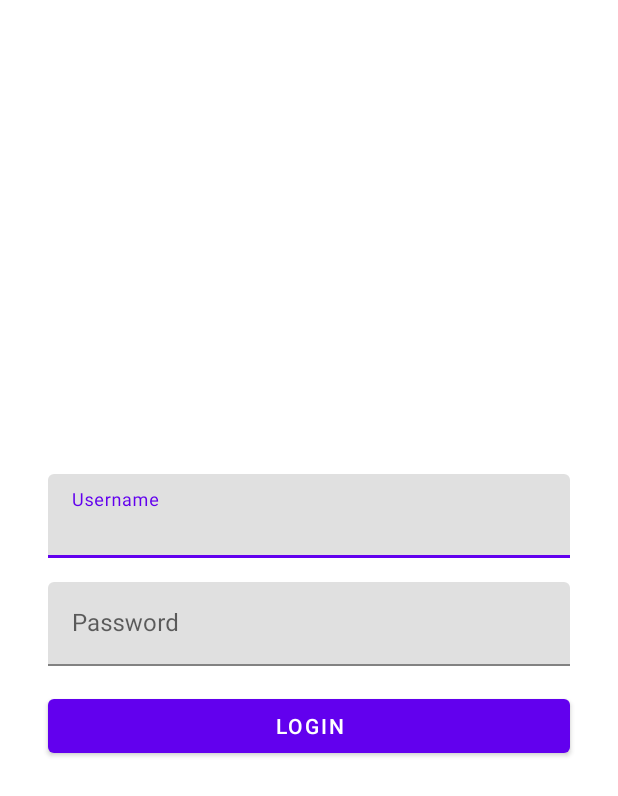
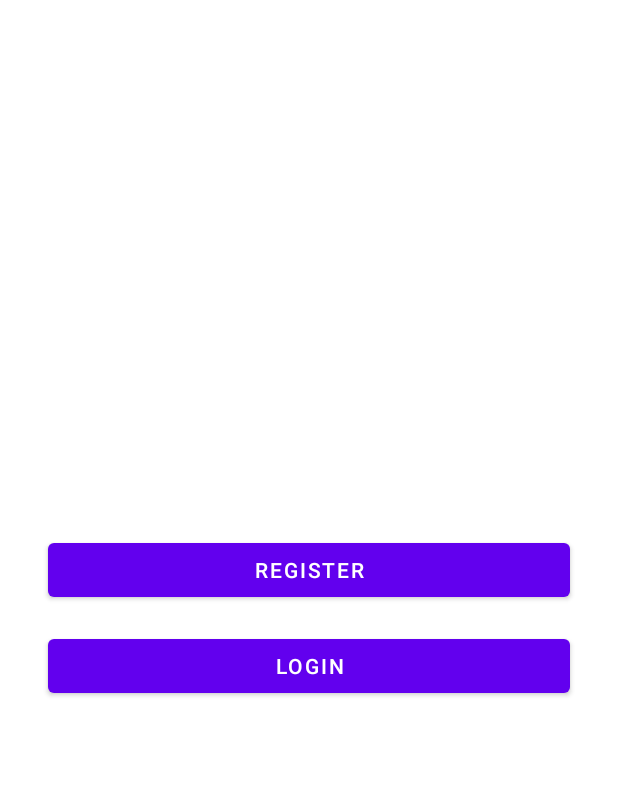
Before and after one commit to iCoder0020/HisaabKitaab, an Android app: the screen it shows after launch (LoginActivity before the commit, StartupActivity after it), on a phone screen of 412 x 824 dp. Shown: the top 796 px of the screen. Run offline under Robolectric (Android 15) with nearby library versions, the phone set to English and light mode, and no system bars.

Commit message:
Added Signup Android Modules

```diff
--- /dev/null
+++ b/AndroidStudioProjects/HisaabKitaab/app/src/main/java/com/example/hisaabkitaab/StartupActivity.java
@@ -0,0 +1,62 @@
+package com.example.hisaabkitaab;
+
+import android.content.Intent;
+import android.os.Bundle;
+import android.util.Log;
+import android.widget.Button;
+
+import androidx.annotation.Nullable;
+import androidx.appcompat.app.AppCompatActivity;
+
+public class StartupActivity extends AppCompatActivity {
+
+    private AppPreferences preferences;
+    private Button loginButton;
+    private Button registerButton;
+
+    @Override
+    protected void onCreate(@Nullable Bundle savedInstanceState) {
+        super.onCreate(savedInstanceState);
+
+//        preferences = new AppPreferences(this);
+//        if (preferences.isLoggedIn()) {
+//            startMainActivity();
+//            finish();
+//            return;
+//        }
+
+        setContentView(R.layout.activity_startup);
+
+        loginButton = findViewById(R.id.loginButton);
+        registerButton = findViewById(R.id.registerButton);
+
+        loginButton.setOnClickListener(v -> onLoginClicked());
+        registerButton.setOnClickListener(v -> onRegisterClicked());
+
+
+    }
+
+    private void onLoginClicked() {
+        startLoginActivity();
+    }
+
+    private void onRegisterClicked() {
+        startRegisterActivity();
+    }
+
+    private void startMainActivity() {
+        Intent intent = new Intent(this, com.example.hisaabkitaab.MainActivity.class);
+        startActivity(intent);
+    }
+
+    private void startLoginActivity() {
+        Intent intent = new Intent(this, com.example.hisaabkitaab.LoginActivity.class);
+        startActivity(intent);
+    }
+
+    private void startRegisterActivity() {
+        Intent intent = new Intent(this, com.example.hisaabkitaab.RegisterActivity.class);
+        startActivity(intent);
+    }
+
+}
--- a/AndroidStudioProjects/HisaabKitaab/app/src/main/java/com/example/hisaabkitaab/model/Login.java
+++ b/AndroidStudioProjects/HisaabKitaab/app/src/main/java/com/example/hisaabkitaab/model/Login.java
@@ -3,11 +3,9 @@ package com.example.hisaabkitaab.model;
 public class Login {
     private String username;
     private String password;
-    private String type;
 
     public Login(String username, String password){
         this.username = username;
         this.password = password;
-        this.type = "login";
     }
 }
--- /dev/null
+++ b/AndroidStudioProjects/HisaabKitaab/app/src/main/res/layout/activity_startup.xml
@@ -0,0 +1,44 @@
+<?xml version="1.0" encoding="utf-8"?>
+<ScrollView xmlns:android="http://schemas.android.com/apk/res/android"
+    xmlns:app="http://schemas.android.com/apk/res-auto"
+    android:layout_width="match_parent"
+    android:layout_height="match_parent"
+    android:fillViewport="true">
+
+    <androidx.constraintlayout.widget.ConstraintLayout
+        xmlns:android="http://schemas.android.com/apk/res/android"
+        xmlns:app="http://schemas.android.com/apk/res-auto"
+        xmlns:tools="http://schemas.android.com/tools"
+        android:layout_width="match_parent"
+        android:layout_height="match_parent"
+        tools:context=".MainActivity">
+
+        <com.google.android.material.button.MaterialButton
+            android:id="@+id/registerButton"
+            android:layout_width="match_parent"
+            android:layout_height="wrap_content"
+            android:text="Register"
+            android:layout_marginStart="32dp"
+            android:layout_marginEnd="32dp"
+            app:layout_constraintEnd_toEndOf="parent"
+            app:layout_constraintStart_toEndOf="parent"
+            app:layout_constraintTop_toTopOf="parent"
+            app:layout_constraintBottom_toTopOf="@+id/loginButton"
+            app:layout_constraintVertical_chainStyle="packed"/>
+
+        <com.google.android.material.button.MaterialButton
+            android:id="@+id/loginButton"
+            android:layout_width="match_parent"
+            android:layout_height="wrap_content"
+            android:layout_marginStart="32dp"
+            android:layout_marginTop="16dp"
+            android:layout_marginEnd="32dp"
+            android:text="Login"
+            app:layout_constraintBottom_toBottomOf="parent"
+            app:layout_constraintEnd_toEndOf="parent"
+            app:layout_constraintStart_toStartOf="parent"
+            app:layout_constraintTop_toBottomOf="@+id/registerButton"/>
+
+    </androidx.constraintlayout.widget.ConstraintLayout>
+
+</ScrollView>
```
Also changed, not shown: AndroidStudioProjects/HisaabKitaab/app/src/main/AndroidManifest.xml (+8 -2 lines), AndroidStudioProjects/HisaabKitaab/app/src/main/java/com/example/hisaabkitaab/LoginActivity.java (+12 -5 lines), AndroidStudioProjects/HisaabKitaab/app/src/main/java/com/example/hisaabkitaab/PostApi.java (+7 -2 lines), AndroidStudioProjects/HisaabKitaab/app/src/main/java/com/example/hisaabkitaab/RegisterActivity.java (added, +219 -0 lines), AndroidStudioProjects/HisaabKitaab/app/src/main/java/com/example/hisaabkitaab/model/PostReply.java (added, +17 -0 lines), AndroidStudioProjects/HisaabKitaab/app/src/main/java/com/example/hisaabkitaab/model/Register.java (added, +23 -0 lines), AndroidStudioProjects/HisaabKitaab/app/src/main/res/layout/activity_register.xml (added, +152 -0 lines).
